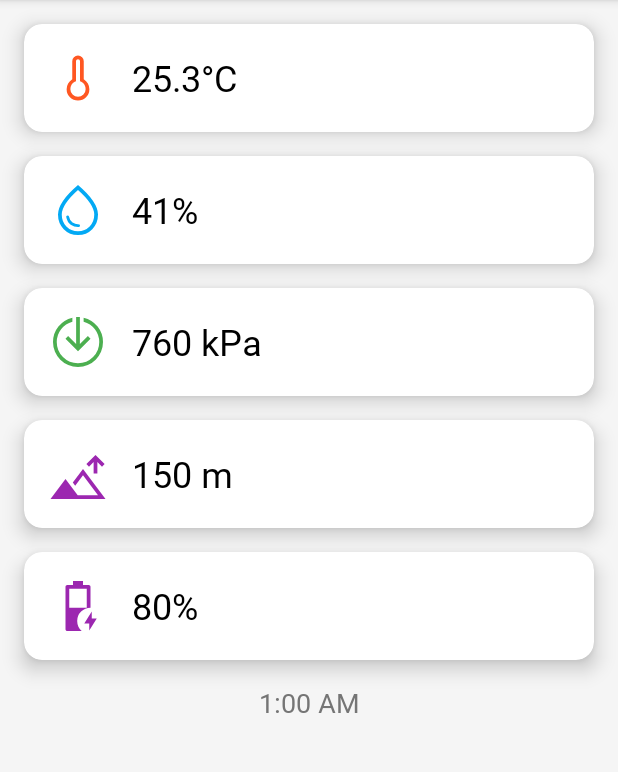
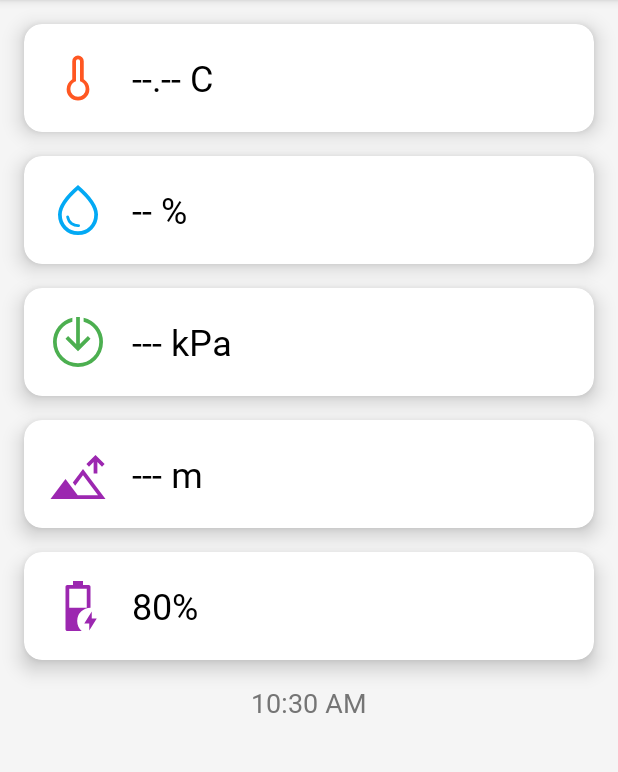
Before and after one commit to Ledrunning/WiFiOutdoorSensor, an Android app: the screen it shows after launch (MainActivity), on a phone screen of 412 x 824 dp, the part 84-856 px from its top. Run offline under Robolectric (Android 15) with nearby library versions, the phone set to English and light mode, and no system bars; our stand-ins replace Volley; network calls fail.

```diff
--- a/MeteoraAndroid/app/src/main/java/com/example/meteoraandroid/MainActivity.java
+++ b/MeteoraAndroid/app/src/main/java/com/example/meteoraandroid/MainActivity.java
@@ -11,7 +11,7 @@ import java.util.Map;
 public class MainActivity extends AppCompatActivity {
 
     private TelemetryService telemetryService;
-    private Handler uiHandler;
+    private final Handler uiHandler = new Handler();
     private TextView temperatureView, humidityView, pressureView, altitudeView;
 
     @Override
@@ -25,7 +25,6 @@ public class MainActivity extends AppCompatActivity {
         altitudeView = findViewById(R.id.altitude);
 
         telemetryService = new TelemetryService(this, "192.168.0.101:8080");
-        uiHandler = new Handler();
 
         telemetryService.startTelemetryUpdates();
         startUiUpdates();
@@ -44,18 +43,10 @@ public class MainActivity extends AppCompatActivity {
     private void updateUI() {
         Map<String, String> telemetryData = telemetryService.getTelemetryData();
 
-        if (telemetryData.containsKey("/temperature")) {
-            temperatureView.setText(String.format("%s C", telemetryData.get("/temperature")));
-        }
-        if (telemetryData.containsKey("/humidity")) {
-            humidityView.setText(String.format("%s %%", telemetryData.get("/humidity")));
-        }
-        if (telemetryData.containsKey("/pressure")) {
-            pressureView.setText(String.format("%s kPa", telemetryData.get("/pressure")));
-        }
-        if (telemetryData.containsKey("/altitude")) {
-            altitudeView.setText(String.format("%s m", telemetryData.get("/altitude")));
-        }
+        temperatureView.setText(String.format("%s C", telemetryData.getOrDefault("/temperature", "--.--")));
+        humidityView.setText(String.format("%s %%", telemetryData.getOrDefault("/humidity", "--")));
+        pressureView.setText(String.format("%s kPa", telemetryData.getOrDefault("/pressure", "---")));
+        altitudeView.setText(String.format("%s m", telemetryData.getOrDefault("/altitude", "---")));
     }
 
     @Override
--- a/MeteoraAndroid/app/src/main/res/layout/activity_main.xml
+++ b/MeteoraAndroid/app/src/main/res/layout/activity_main.xml
@@ -36,7 +36,6 @@
                 android:id="@+id/temperature"
                 android:layout_width="wrap_content"
                 android:layout_height="wrap_content"
-                android:text="25.3°C"
                 android:textSize="24sp"
                 android:textColor="#000000"
                 android:layout_marginStart="16dp"
@@ -75,7 +74,6 @@
                 android:id="@+id/humidity"
                 android:layout_width="wrap_content"
                 android:layout_height="wrap_content"
-                android:text="41%"
                 android:textSize="24sp"
                 android:textColor="#000000"
                 android:layout_marginStart="16dp"
@@ -114,7 +112,6 @@
                 android:id="@+id/pressure"
                 android:layout_width="wrap_content"
                 android:layout_height="wrap_content"
-                android:text="760 kPa"
                 android:textSize="24sp"
                 android:textColor="#000000"
                 android:layout_marginStart="16dp"
@@ -153,7 +150,6 @@
                 android:id="@+id/altitude"
                 android:layout_width="wrap_content"
                 android:layout_height="wrap_content"
-                android:text="150 m"
                 android:textSize="24sp"
                 android:textColor="#000000"
                 android:layout_marginStart="16dp"
@@ -202,11 +198,12 @@
         </LinearLayout>
     </androidx.cardview.widget.CardView>
 
-    <TextView
-        android:id="@+id/time"
+    <com.example.meteoraandroid.CustomTextClock
+        android:id="@+id/textClock"
         android:layout_width="wrap_content"
         android:layout_height="wrap_content"
-        android:text="1:00 AM"
+        android:format12Hour="@null"
+        android:format24Hour="dd MMM yyyy k:mm:ss"
         android:textSize="18sp"
         android:textColor="#757575"
         android:layout_marginTop="16dp"
```
